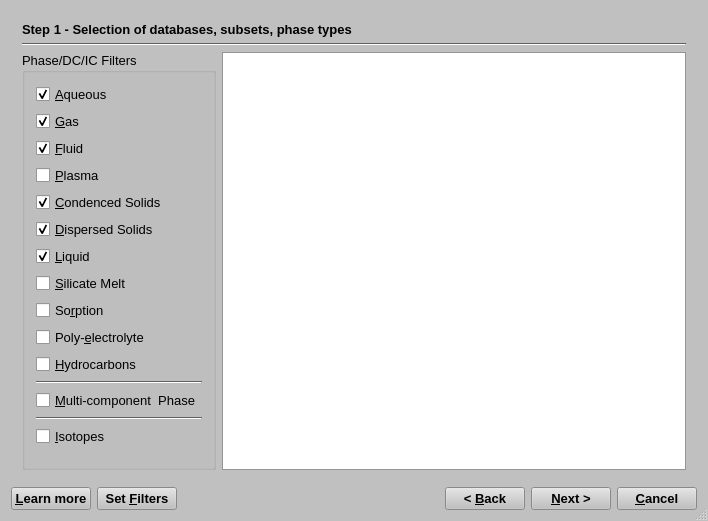
First picture: the form in GUI/Dialogs4/ElementsDialog4.ui, repository gemshub/GEMSGUI, before the edit.
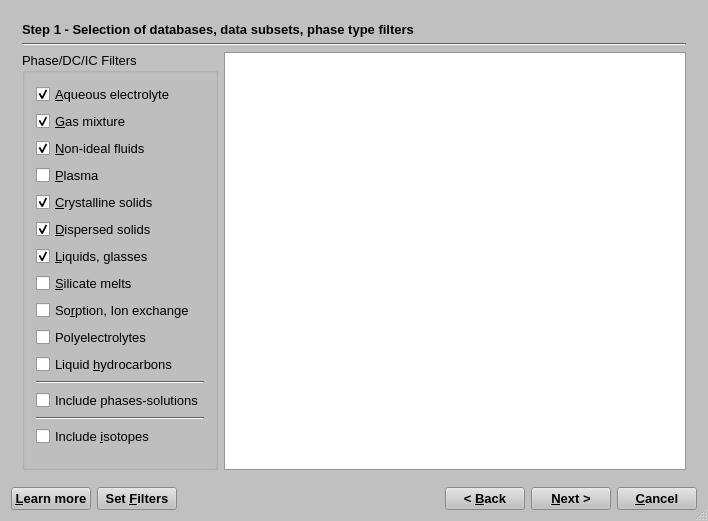
Second picture: the form after the edit. Icons and pictures are not drawn.

Commit message: Corrections of comments to DComp and ReacDC record key fields, on new Elements Wizard; refreshed help database.

Diff of the .ui file:
```diff
--- a/GUI/Dialogs4/ElementsDialog4.ui
+++ b/GUI/Dialogs4/ElementsDialog4.ui
@@ -501,7 +501,7 @@
           </font>
          </property>
          <property name="text">
-          <string>Step 1 - Selection of databases, subsets, phase types</string>
+          <string>Step 1 - Selection of databases, data subsets, phase type filters</string>
          </property>
         </widget>
        </item>
@@ -524,7 +524,7 @@
              <string>Check to include the aqueous electrolyte phase</string>
             </property>
             <property name="text">
-             <string>&amp;Aqueous  </string>
+             <string>&amp;Aqueous electrolyte</string>
             </property>
             <property name="checked">
              <bool>true</bool>
@@ -537,7 +537,7 @@
              <string>Check to include the gaseous  phase </string>
             </property>
             <property name="text">
-             <string>&amp;Gas</string>
+             <string>&amp;Gas mixture</string>
             </property>
             <property name="checked">
              <bool>true</bool>
@@ -550,7 +550,7 @@
              <string>Check to include the fluid phase </string>
             </property>
             <property name="text">
-             <string>&amp;Fluid</string>
+             <string>&amp;Non-ideal fluids</string>
             </property>
             <property name="checked">
              <bool>true</bool>
@@ -573,7 +573,7 @@
              <string>Check to include condenced solid phases  </string>
             </property>
             <property name="text">
-             <string>&amp;Condenced Solids  </string>
+             <string>&amp;Crystalline solids  </string>
             </property>
             <property name="checked">
              <bool>true</bool>
@@ -586,7 +586,7 @@
              <string>Check to include dispersed solid phases  </string>
             </property>
             <property name="text">
-             <string>&amp;Dispersed Solids  </string>
+             <string>&amp;Dispersed solids  </string>
             </property>
             <property name="checked">
              <bool>true</bool>
@@ -599,7 +599,7 @@
              <string>Check to include non-electrolyte liquid phases  </string>
             </property>
             <property name="text">
-             <string>&amp;Liquid  </string>
+             <string>&amp;Liquids, glasses  </string>
             </property>
             <property name="checked">
              <bool>true</bool>
@@ -612,7 +612,7 @@
              <string>Check to include silicate (magmatic) melt or non-aqueous electrolyte phases</string>
             </property>
             <property name="text">
-             <string>&amp;Silicate Melt  </string>
+             <string>&amp;Silicate melts</string>
             </property>
            </widget>
           </item>
@@ -622,7 +622,7 @@
              <string>Check to include sorption phase(s) with surface complexes at the mineral-water interface</string>
             </property>
             <property name="text">
-             <string>So&amp;rption  </string>
+             <string>So&amp;rption, Ion exchange </string>
             </property>
            </widget>
           </item>
@@ -632,7 +632,7 @@
              <string>Check to include colloidal poly- (oligo)electrolyte phases</string>
             </property>
             <property name="text">
-             <string>Poly-&amp;electrolyte</string>
+             <string>Polyelectrolytes</string>
             </property>
            </widget>
           </item>
@@ -642,7 +642,7 @@
              <string>Check to include mixture of condensed hydrocarbons</string>
             </property>
             <property name="text">
-             <string>&amp;Hydrocarbons</string>
+             <string>Liquid &amp;hydrocarbons</string>
             </property>
            </widget>
           </item>
@@ -659,7 +659,7 @@
              <string>Check to include multi-component (solution) phases</string>
             </property>
             <property name="text">
-             <string>&amp;Multi-component  Phase</string>
+             <string>Include phases-solutions</string>
             </property>
            </widget>
           </item>
@@ -676,7 +676,7 @@
              <string>Check to include Isotopes x isotopic compounds</string>
             </property>
             <property name="text">
-             <string>&amp;Isotopes</string>
+             <string>Include &amp;isotopes</string>
             </property>
            </widget>
           </item>
```
The commit also changes 7 other files.
